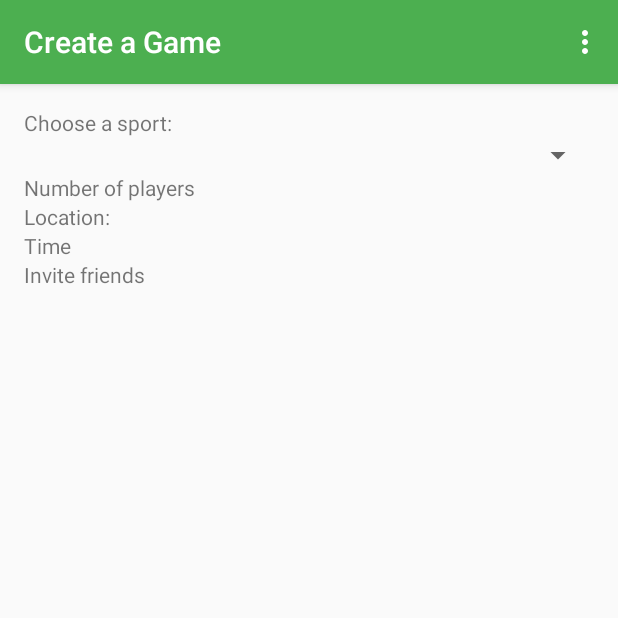
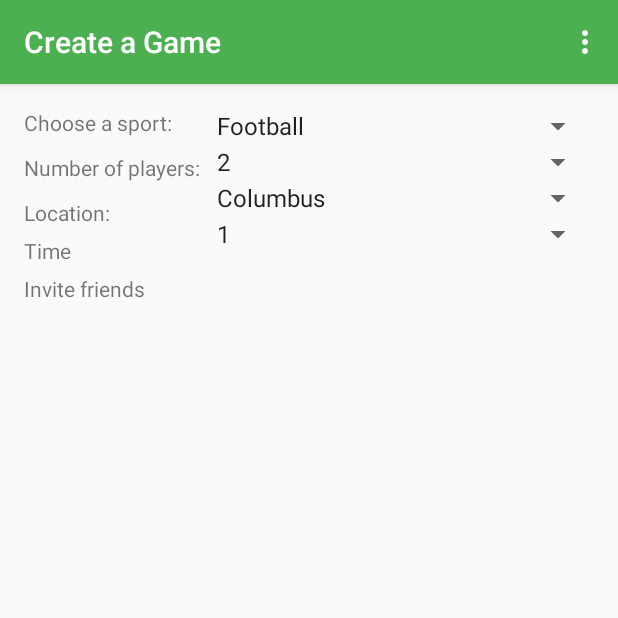
Before and after one commit to MatthewConrad/pick-up, an Android app: the CreateGameActivity screen opened directly, with no data from a screen before it, on a phone screen of 412 x 824 dp, the top half of it. Run offline under Robolectric (Android 15) with nearby library versions, the phone set to English and light mode, and no system bars.

Commit message:
Create Game Activity Added spinner widgets

```diff
--- a/app/src/main/java/com/nedaco/pickup/CreateGameActivity.java
+++ b/app/src/main/java/com/nedaco/pickup/CreateGameActivity.java
@@ -5,6 +5,8 @@ import android.support.v7.app.AppCompatActivity;
 import android.os.Bundle;
 import android.view.Menu;
 import android.view.MenuItem;
+import android.widget.ArrayAdapter;
+import android.widget.Spinner;
 
 import java.util.prefs.Preferences;
 
@@ -14,6 +16,43 @@ public class CreateGameActivity extends AppCompatActivity {
     protected void onCreate(Bundle savedInstanceState) {
         super.onCreate(savedInstanceState);
         setContentView(R.layout.activity_create_game);
+
+        Spinner spinner1 = (Spinner) findViewById(R.id.spin_sport);
+        // Create an ArrayAdapter using the string array and a default spinner layout
+        ArrayAdapter<CharSequence> adapter1 = ArrayAdapter.createFromResource(this,
+                R.array.sport_spinner, android.R.layout.simple_spinner_item);
+        // Specify the layout to use when the list of choices appears
+        adapter1.setDropDownViewResource(android.R.layout.simple_spinner_dropdown_item);
+        // Apply the adapter to the spinner
+        spinner1.setAdapter(adapter1);
+
+        Spinner spinner2 = (Spinner) findViewById(R.id.spin_numplayers);
+        // Create an ArrayAdapter using the string array and a default spinner layout
+        ArrayAdapter<CharSequence> adapter2 = ArrayAdapter.createFromResource(this,
+                R.array.numplayers_spinner, android.R.layout.simple_spinner_item);
+        // Specify the layout to use when the list of choices appears
+        adapter2.setDropDownViewResource(android.R.layout.simple_spinner_dropdown_item);
+        // Apply the adapter to the spinner
+        spinner2.setAdapter(adapter2);
+
+        Spinner spinner3 = (Spinner) findViewById(R.id.spin_location);
+        // Create an ArrayAdapter using the string array and a default spinner layout
+        ArrayAdapter<CharSequence> adapter3 = ArrayAdapter.createFromResource(this,
+                R.array.location_spinner, android.R.layout.simple_spinner_item);
+        // Specify the layout to use when the list of choices appears
+        adapter3.setDropDownViewResource(android.R.layout.simple_spinner_dropdown_item);
+        // Apply the adapter to the spinner
+        spinner3.setAdapter(adapter3);
+
+        Spinner spinner4 = (Spinner) findViewById(R.id.spin_time);
+        // Create an ArrayAdapter using the string array and a default spinner layout
+        ArrayAdapter<CharSequence> adapter4 = ArrayAdapter.createFromResource(this,
+                R.array.time_spinner, android.R.layout.simple_spinner_item);
+        // Specify the layout to use when the list of choices appears
+        adapter4.setDropDownViewResource(android.R.layout.simple_spinner_dropdown_item);
+        // Apply the adapter to the spinner
+        spinner4.setAdapter(adapter4);
+
     }
 
     @Override
--- a/app/src/main/res/layout/activity_create_game.xml
+++ b/app/src/main/res/layout/activity_create_game.xml
@@ -1,4 +1,4 @@
-<LinearLayout xmlns:android="http://schemas.android.com/apk/res/android"
+<RelativeLayout xmlns:android="http://schemas.android.com/apk/res/android"
                 xmlns:tools="http://schemas.android.com/tools"
                 android:layout_width="match_parent"
                 android:layout_height="match_parent"
@@ -9,32 +9,76 @@
                 tools:context="com.nedaco.pickup.CreateGameActivity"
     android:orientation="vertical">
 
+
     <TextView
+            android:id="@+id/text_sport"
             android:text="Choose a sport:"
             android:layout_width="wrap_content"
-        android:layout_height="wrap_content"/>
+            android:layout_height="30dp"/>
+
     <Spinner
-        android:id="@+id/sport_spinnerr"
-        android:layout_width="fill_parent"
-        android:layout_height="wrap_content" />
+        android:id="@+id/spin_sport"
+        android:layout_width="96dp"
+        android:layout_height="wrap_content"
+        android:layout_alignParentRight="true"
+        android:layout_alignLeft="@+id/spin_numplayers"
+        android:layout_alignStart="@+id/spin_numplayers"/>
+
+
         <TextView
-        android:text="Number of players"
+            android:id="@+id/text_numplayers"
+            android:text="Number of players: "
             android:layout_width="wrap_content"
-        android:layout_height="wrap_content"/>
+            android:layout_height="30dp"
+            android:layout_below="@id/text_sport"
+            />
+    <Spinner
+        android:id="@+id/spin_numplayers"
+        android:layout_width="96dp"
+        android:layout_height="wrap_content"
+        android:layout_alignParentRight="true"
+        android:layout_below="@+id/spin_sport"
+        android:layout_toRightOf="@+id/text_numplayers"
+        />
+
         <TextView
+            android:id="@+id/text_location"
             android:text="Location:"
             android:layout_width="wrap_content"
-        android:layout_height="wrap_content"/>
+            android:layout_height="25dp"
+            android:layout_below="@id/text_numplayers"
+            />
+    <Spinner
+        android:id="@+id/spin_location"
+        android:layout_width="96dp"
+        android:layout_height="wrap_content"
+        android:layout_alignParentRight="true"
+        android:layout_below="@+id/spin_numplayers"
+        android:layout_alignLeft="@+id/spin_numplayers"
+        android:layout_alignStart="@+id/spin_numplayers"/>
+        <TextView
+            android:id="@+id/text_time"
+            android:text="Time"
+            android:layout_width="wrap_content"
+            android:layout_height="25dp"
+            android:layout_below="@id/text_location"
+            />
+    <Spinner
+        android:id="@+id/spin_time"
+        android:layout_width="96dp"
+        android:layout_height="wrap_content"
+        android:layout_alignParentRight="true"
+        android:layout_below="@+id/spin_location"
+
+        android:layout_alignLeft="@+id/spin_location"
+        android:layout_alignStart="@+id/spin_location"/>
 
         <TextView
-    android:text="Time"
-    android:layout_width="wrap_content"
-    android:layout_height="wrap_content"/>
-
-    <TextView
+            android:id="@+id/text_invitefriends"
             android:text="Invite friends"
             android:layout_width="wrap_content"
-        android:layout_height="wrap_content"/>
+            android:layout_height="25dp"
+            android:layout_below="@id/text_time"
+            />
 
-
-</LinearLayout>
+</RelativeLayout>
--- a/app/src/main/res/values/strings.xml
+++ b/app/src/main/res/values/strings.xml
@@ -29,14 +29,38 @@
     <string name="title_activity_create_game">Create a Game</string>
 
     <string-array name="sport_spinner">
-        <item>Mercury</item>
-        <item>Venus</item>
-        <item>Earth</item>
-        <item>Mars</item>
-        <item>Jupiter</item>
-        <item>Saturn</item>
-        <item>Uranus</item>
-        <item>Neptune</item>
+        <item>Football</item>
+        <item>Tennis</item>
+        <item>Soccer</item>
+        <item>Baseball</item>
+        <item>Basketball</item>
+        <item>Kickball</item>
+        <item>Softball</item>
+        <item>Volleyball</item>
+    </string-array>
+    <string-array name="numplayers_spinner">
+    <item>2</item>
+    <item>3</item>
+    <item>4</item>
+    <item>5</item>
+    <item>5</item>
+    <item>6</item>
+    <item>7</item>
+    <item>8</item>
+</string-array>
+    <string-array name="location_spinner">
+        <item>Columbus</item>
+    </string-array>
+    <string-array name="time_spinner">
+        <item>1</item>
+        <item>2</item>
+        <item>3</item>
+        <item>4</item>
+        <item>5</item>
+        <item>5</item>
+        <item>6</item>
+        <item>7</item>
+        <item>8</item>
     </string-array>
     <string name="title_activity_preferences">PreferencesActivity</string>
 </resources>
```
Lines whose indentation alone changed are shown as unchanged.
